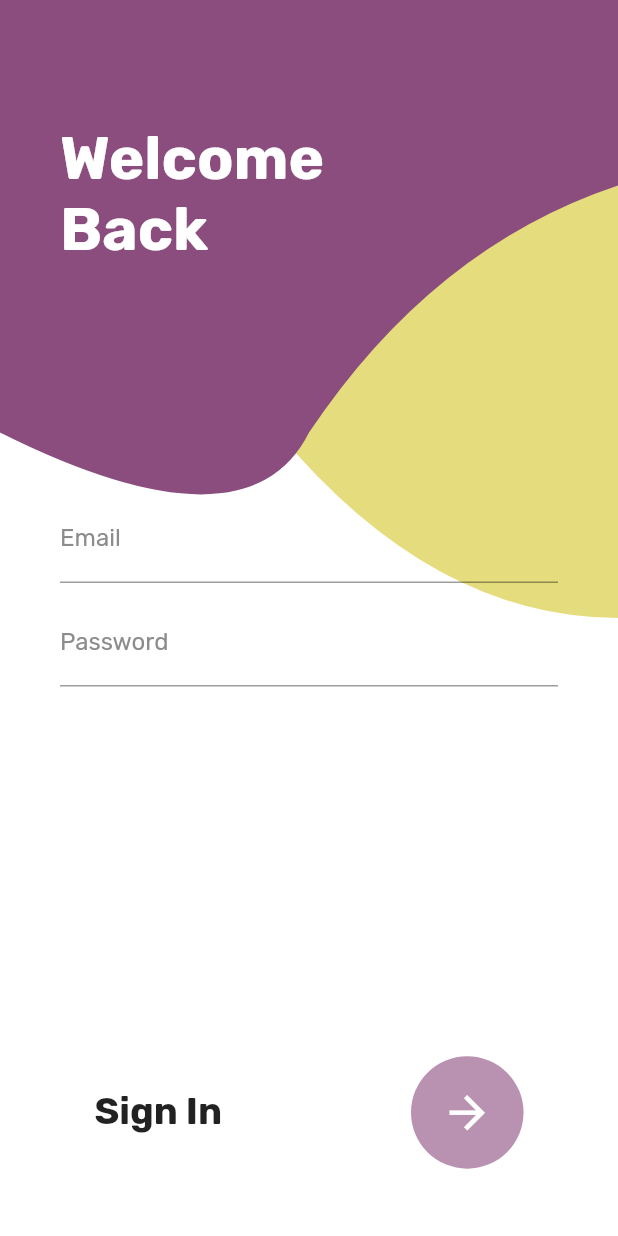
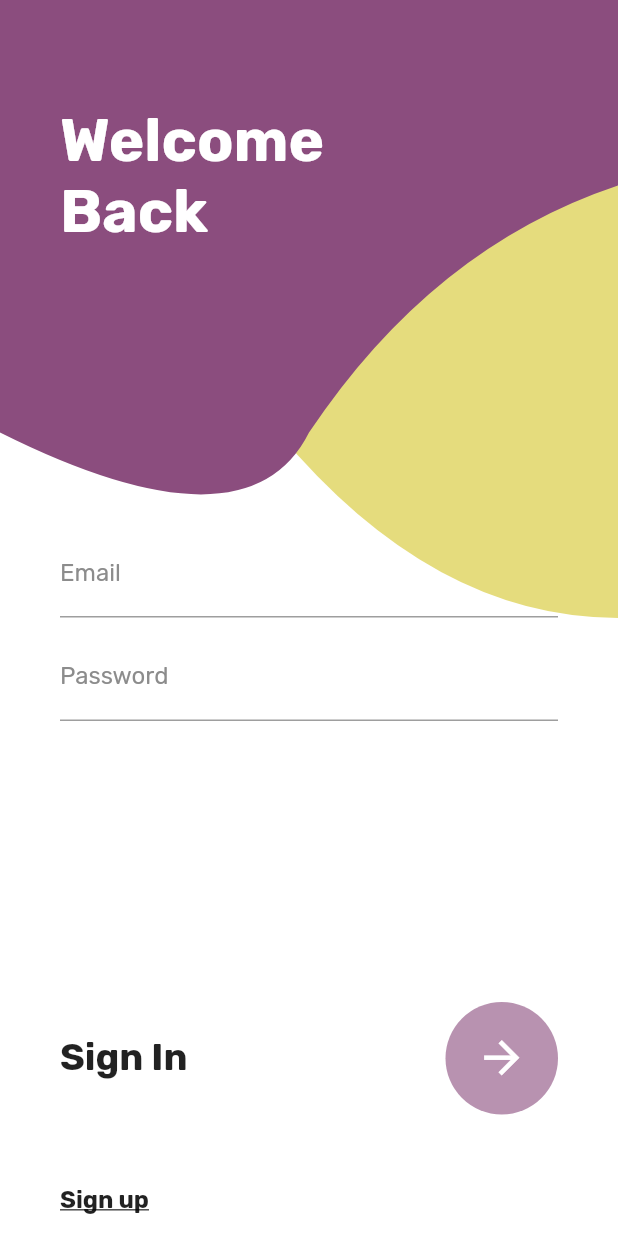
Before and after one commit to jlaskowska/signup, a Flutter app: the screen it shows after launch, on a phone screen of 412 x 824 dp. Run offline on Flutter 3.47's test engine with Material 2 defaults, Android fonts, the light colour scheme and no system bars; our stand-ins replace firebase_auth, flutter_mobx, google_fonts, mobx; accounts and stored records are empty; generated files the repository leaves out were written again.

Commit message:
Added scrollability to SigninScreen.

```diff
--- a/lib/widgets/signin_screen/signin_screen.dart
+++ b/lib/widgets/signin_screen/signin_screen.dart
@@ -9,6 +9,7 @@ import 'package:signup/widgets/common/modal_progress_indicator.dart';
 import 'package:signup/widgets/home_screen/home_screen.dart';
 import 'package:signup/widgets/signin_screen/signin_screen_background.dart';
 import 'package:signup/widgets/signin_screen/signin_screen_store.dart';
+import 'package:signup/widgets/signup_screen/signup_screen.dart';
 
 class SigninScreen extends StatefulWidget {
   const SigninScreen({Key key}) : super(key: key);
@@ -36,13 +37,17 @@ class _SigninScreenState extends State<SigninScreen> {
     return Scaffold(
       body: SigninScreenBackground(
         child: SafeArea(
-          child: Form(
+          child: LayoutBuilder(
+            builder: (_, constraint) => SingleChildScrollView(
+              child: ConstrainedBox(
+                constraints: BoxConstraints(minHeight: constraint.maxHeight),
+                child: IntrinsicHeight(
                   child: Column(
                     crossAxisAlignment: CrossAxisAlignment.start,
                     children: <Widget>[
                       Spacer(flex: 1),
                       Expanded(
-                  flex: 3,
+                        flex: 4,
                         child: Padding(
                           padding: const EdgeInsets.symmetric(horizontal: 40),
                           child: Text(
@@ -89,8 +94,10 @@ class _SigninScreenState extends State<SigninScreen> {
                       ),
                       Expanded(
                         flex: 2,
+                        child: Padding(
+                          padding: const EdgeInsets.symmetric(horizontal: 40.0),
                           child: Row(
-                    mainAxisAlignment: MainAxisAlignment.spaceAround,
+                            mainAxisAlignment: MainAxisAlignment.start,
                             children: <Widget>[
                               Text(
                                 'Sign In',
@@ -99,6 +106,7 @@ class _SigninScreenState extends State<SigninScreen> {
                                   fontWeight: FontWeight.bold,
                                 ),
                               ),
+                              Spacer(),
                               Observer(
                                 builder: (_) => RawMaterialButton(
                                   onPressed: store.canSignIn
@@ -148,7 +156,28 @@ class _SigninScreenState extends State<SigninScreen> {
                             ],
                           ),
                         ),
+                      ),
+                      FlatButton(
+                        // padding: const EdgeInsets.all(10),
+                        padding: const EdgeInsets.symmetric(horizontal: 40),
+                        onPressed: () => Navigator.of(context).pushReplacement(
+                          MaterialPageRoute(
+                            builder: (_) => SignupScreen(),
+                          ),
+                        ),
+                        child: Text(
+                          'Sign up',
+                          style: TextStyle(
+                            fontSize: 16,
+                            fontWeight: FontWeight.bold,
+                            decoration: TextDecoration.underline,
+                          ),
+                        ),
+                      ),
                     ],
+                  ),
+                ),
+              ),
             ),
           ),
         ),
```
Lines whose indentation alone changed are shown as unchanged.
